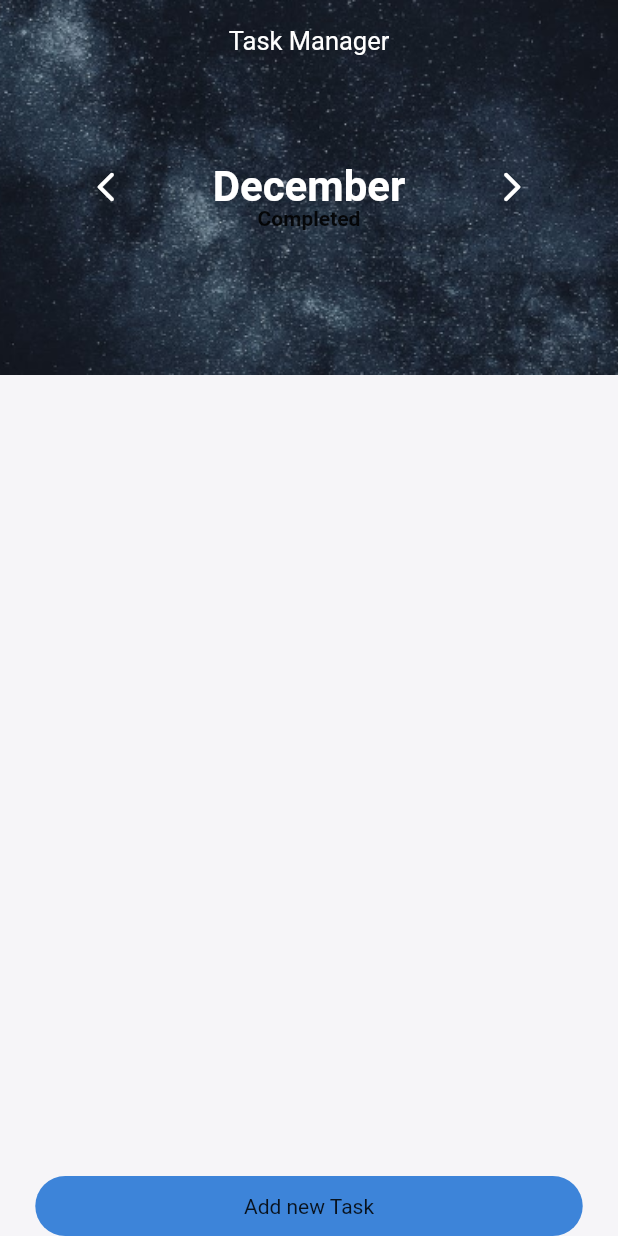
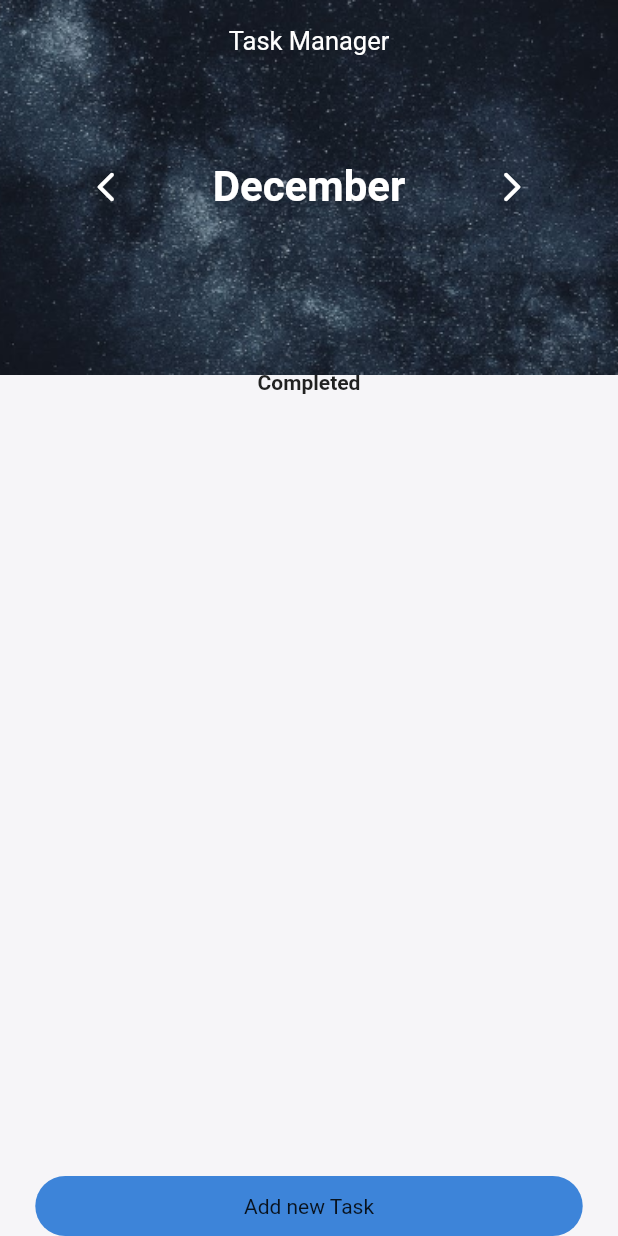
Before and after one commit to Mikhelmariya/todo, a Flutter app: the screen it shows after launch, on a phone screen of 412 x 824 dp. Run offline on Flutter 3.47's test engine with Material 2 defaults, Android fonts, the phone set to English and light mode, and no system bars; our stand-ins replace hive, hive_flutter, shared_preferences, table_calendar; missing offline and left inert: dart:html; accounts and stored records are empty.

Commit message:
month seen

```diff
--- a/lib/main.dart
+++ b/lib/main.dart
@@ -120,10 +120,8 @@ class _HomepageState extends State<Homepage> {
             ),
           ),
           Center(
-            child: Positioned(
-              bottom: 0,
             child: SizedBox(
-                height: MediaQuery.of(context).size.height / 1.5,
+              height: MediaQuery.of(context).size.height / 2.5,
               child: RefreshIndicator(
                 onRefresh: () async {
                   return updatelist();
@@ -147,10 +145,10 @@ class _HomepageState extends State<Homepage> {
                             },
                             itemCount: box.length,
                             itemBuilder: ((context, index) {
-                                var currentBox = box;
+                              // var currentBox = box;
                               // var TODOdATA = currentBox.getAt(index)!;
                               return TaskList(
-                                  task: currentBox.getAt(index),
+                                task: box.getAt(index),
                                 update: () {
                                   setState(() {
                                     updatelist();
@@ -199,7 +197,6 @@ class _HomepageState extends State<Homepage> {
               ),
             ),
           ),
-          ),
           GestureDetector(
             onTap: (() {
               Navigator.push(
```
Lines whose indentation alone changed are shown as unchanged.
